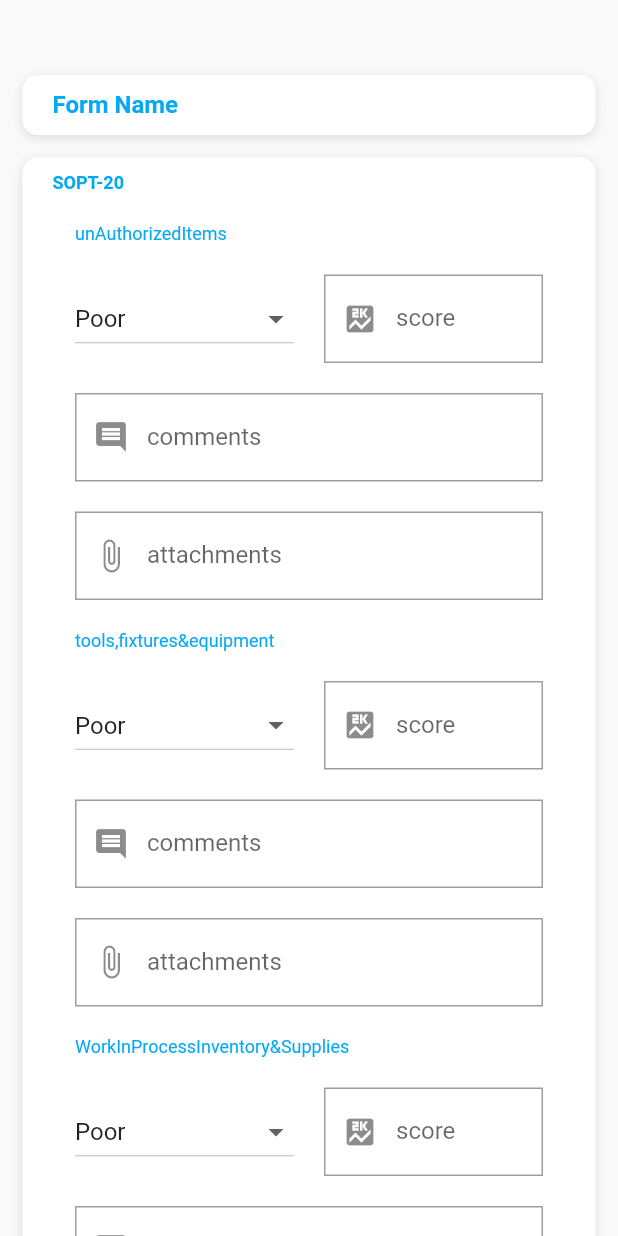
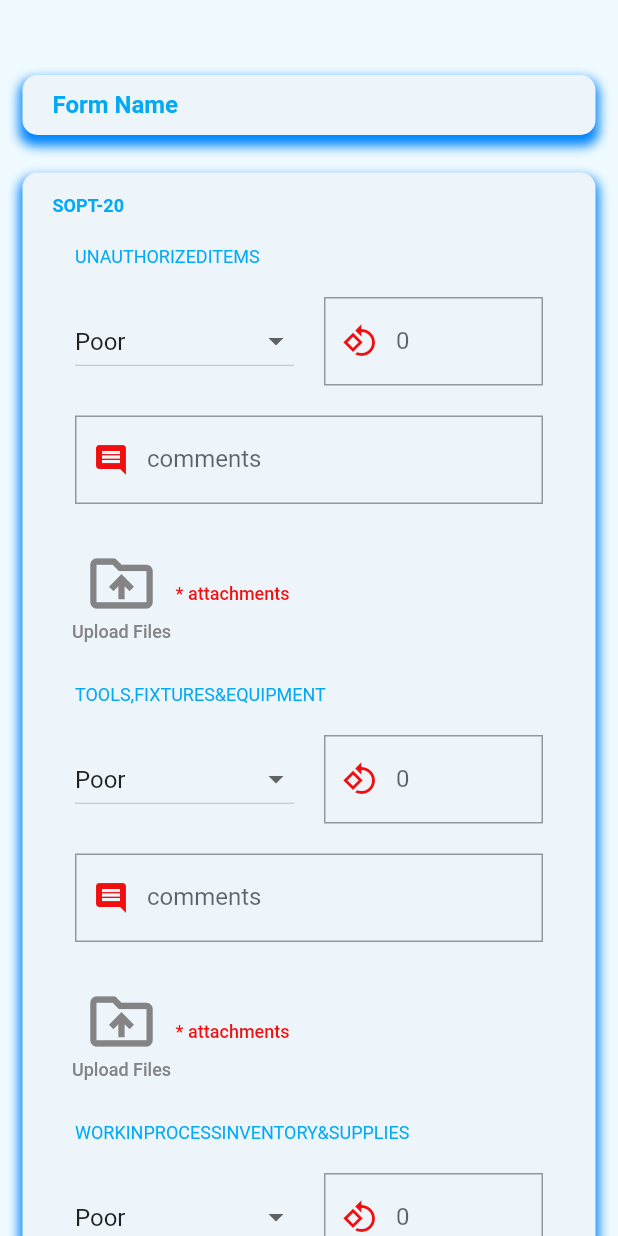
Before and after one commit to Ravishankarpi/AnyCollect, a Flutter app: the screen it shows after launch, on a phone screen of 412 x 824 dp. Run offline on Flutter 3.47's test engine with Material 2 defaults, Android fonts, the phone set to English and light mode, and no system bars; our stand-ins replace csv, fluttertoast, image_picker, pdf, sensors_plus, share_plus and 1 more; missing offline and left inert: excel, universal_html.

Commit message:
Just chekc -in

```diff
--- a/lib/controls/image_picker.dart
+++ b/lib/controls/image_picker.dart
@@ -23,9 +23,9 @@ SizedBox buildIconButton(icon, String iconName, MediaQueryData queryData, Functi
         children : <Widget>[
           Column(
           // Replace with a Row for horizontal icon + text
-          children: <Widget>[Icon(icon, size: 70,), Text(iconName, style: TextStyle(fontSize: 20))],
+          children: <Widget>[Icon(icon, size: 50, color: Color.fromARGB(255, 132, 131, 133),), Text(iconName, style: TextStyle(fontSize: 12, color: Color.fromARGB(255, 132, 131, 133)))],
         ),
-        Text(uploadedFileName.toLowerCase(), style: TextStyle(color: Colors.black, fontSize: 18 ),),
+        Text(" * "+uploadedFileName.toLowerCase(), style: TextStyle(color: Color.fromARGB(255, 240, 14, 14), fontSize: 12 ),),
         ],
       ),
     ),
--- a/lib/controls/textfield.dart
+++ b/lib/controls/textfield.dart
@@ -2,7 +2,7 @@
 
 
 
-  SizedBox buildTextField(icon, MediaQueryData queryData, Color fntColor , isDivided, {String name = ""}) {
+  SizedBox buildTextField(icon, MediaQueryData queryData, Color fntColor , isDivided , {String name = "", bool isReadOnly = false}) {
     double dropDownWidth = (queryData.size.width-100);
     int _value = 0;
     if(isDivided){
@@ -19,7 +19,9 @@
     return SizedBox(
       width: dropDownWidth,
       child: TextField(
+        readOnly: isReadOnly,
         decoration: InputDecoration(
+          prefixIconColor: Color.fromARGB(255, 240, 14, 14),
           prefixIcon: Icon(icon),
           labelText: name != "" ? name : null ,
           border: OutlineInputBorder(
--- a/lib/provider/service.dart
+++ b/lib/provider/service.dart
@@ -1,5 +1,7 @@
 import 'package:flutter/material.dart';
+import 'package:flutter_dev/model/formJson.dart';
 import 'package:flutter_dev/model/form_model.dart';
+import 'package:flutter_dev/model/ids.dart';
 import 'package:http/http.dart' as http;
 import 'dart:convert';
 
@@ -61,4 +63,24 @@ class BaseService extends ChangeNotifier {
     return await http
         .get(Uri.parse('https://jsonplaceholder.typicode.com/albums/1'));
   }
+
+  IndexOfJsonId findIndex(AnyCollect anyCollect, JsonId jsonid) {
+  // ignore: unrelated_type_equality_checks
+  int secId;
+  int grpId;
+  int fieId;
+  int optId;
+  secId = anyCollect.anyCollectForms[0].formData.sections
+      .indexWhere((element) => element.sectionId == jsonid.sectionId);
+  grpId = anyCollect.anyCollectForms[0].formData.sections[secId].groups
+      .indexWhere((element) => element.groupId == jsonid.groupId);
+  fieId = anyCollect
+      .anyCollectForms[0].formData.sections[secId].groups[grpId].groupFields
+      .indexWhere((element) => element.id == jsonid.fieldId);
+  optId = anyCollect.anyCollectForms[0].formData.sections[secId].groups[grpId]
+      .groupFields[fieId].options
+      .indexWhere((element) => element.id == jsonid.value);
+  return new IndexOfJsonId(
+      sectionIds: secId, groupsIds: grpId, fieldIds: fieId, optionIds: optId);
 }
+}
--- a/lib/screens/dynamicForm.dart
+++ b/lib/screens/dynamicForm.dart
@@ -1,15 +1,19 @@
 
  import 'dart:convert';
+import 'dart:io';
 
 import 'package:flutter/material.dart';
 import 'package:flutter_dev/controls/dropdown.dart';
+import 'package:flutter_dev/controls/image_picker.dart';
 import 'package:flutter_dev/controls/label.dart';
 import 'package:flutter_dev/controls/textfield.dart';
 import 'package:flutter_dev/controls/verticalSplit.dart';
 import 'package:flutter_dev/model/dropdown_model.dart';
 import 'package:flutter_dev/model/formJson.dart';
 import 'package:flutter_dev/model/ids.dart';
+import 'package:flutter_dev/provider/service.dart';
 import 'package:flutter_dev/utils/constants.dart';
+import 'package:image_picker/image_picker.dart';
 
 class DynamiceForm extends StatefulWidget {
    const DynamiceForm ({ Key key }) : super(key: key);
@@ -29,6 +33,8 @@ class DynamiceForm extends StatefulWidget {
    int i;
    List<Container> testt;
    List<DropDownOptions> dropDownFieldsOptions = [];
+  final BaseService _bs = BaseService();
+
    @override
   void initState() {
     // TODO: implement initState
@@ -48,7 +54,9 @@ class DynamiceForm extends StatefulWidget {
 
 
         return Scaffold(
-     body: SingleChildScrollView(
+     body: Container(
+       color: Color.fromARGB(248, 239, 250, 255),
+       child: SingleChildScrollView(
          child: Center(
               child: Column(
                 crossAxisAlignment: CrossAxisAlignment.start,
@@ -78,6 +86,7 @@ class DynamiceForm extends StatefulWidget {
               )
             ),
        ),
+     ),
    );
    }
 
@@ -94,6 +103,15 @@ class DynamiceForm extends StatefulWidget {
     setState(() {
         dropDownFieldsOptions[index].value = value;
     });
+    }
+
+    onChangeUploadButton (XFile imagePicker){
+  if(imagePicker != null){
+        final bytes = File(imagePicker.path).readAsBytesSync().lengthInBytes;
+       imagePicker.name;
+    setState(() {
+    });
+    }
   }
 
 
@@ -132,20 +150,20 @@ class DynamiceForm extends StatefulWidget {
       sectionFields =  masterSections.fields;
       // numnber of groups and groups name
       sectionGroups =  masterSections.groups;
-          var test =  Container(
+        returnSection.add(SizedBox(height: 20,));
+        returnSection.add( Container(
           decoration: rBoxDecorationStyles,
           width: queryData.size.width - 30,
           child: Column(
             children: <Widget> [
-                      SizedBox(height: 10,),
+                      SizedBox(height: 15,),
                       getSectionData(masterSections, queryData),
                       getGroupFields(masterSections, sectionGroups, queryData),
 
             ],
           ),
-        );
-        returnSection.add(SizedBox(height: 10,));
-        returnSection.add(test);
+        ));
+
     });
     // return returnSection;
   });
@@ -159,7 +177,7 @@ class DynamiceForm extends StatefulWidget {
     returnWidgets = [];
     sectionGroups.asMap().forEach((key,Groups groupRes) {
         returnWidgets.add(SizedBox(height: 20,));
-        returnWidgets.add( buildText(queryData, FontWeight.normal,Colors.lightBlue,  12,groupRes.groupName, alignmentType: "groups"),);
+        returnWidgets.add( buildText(queryData, FontWeight.normal,Colors.lightBlue,  12,groupRes.groupName.toUpperCase(), alignmentType: "groups"),);
     groupRes.groupFields.asMap().forEach((key, groupsFieldRes) {
        if(
          key == 0
@@ -169,7 +187,24 @@ class DynamiceForm extends StatefulWidget {
     }
     else if(
       key == 1
-    ) verticalSplitSection.add(buildTextField(Icons.score, queryData,Colors.lightBlue, true, name:groupsFieldRes.label));
+    )
+    {
+      if(groupsFieldRes.type == "calculated"){
+        groupsFieldRes.actionDetails.actionType;
+        groupsFieldRes.actionDetails.copyFromFieldId;
+        IndexOfJsonId indexOfJsonId = _bs.findIndex(anyCollectJsonString, jsonId);
+        var score;
+        ActionDetails actionDetails;
+        var index = dropDownFieldsOptions.indexWhere((element) => element.indexOfJsonId.fieldIds == indexOfJsonId.fieldIds && element.indexOfJsonId.groupsIds == indexOfJsonId.groupsIds && element.indexOfJsonId.sectionIds == indexOfJsonId.sectionIds && element.indexOfJsonId.optionIds == indexOfJsonId.optionIds);
+        var dropDownValue = dropDownFieldsOptions[index].value;
+
+        score = anyCollectJsonString.anyCollectForms[0].formData.sections[indexOfJsonId.sectionIds].groups[indexOfJsonId.groupsIds].groupFields[indexOfJsonId.fieldIds].options.indexWhere((element) => element.id == dropDownValue +1);
+        score =  anyCollectJsonString.anyCollectForms[0].formData.sections[indexOfJsonId.sectionIds].groups[indexOfJsonId.groupsIds].groupFields[indexOfJsonId.fieldIds].options[score].value;
+
+        verticalSplitSection.add(buildTextField(Icons.rotate_90_degrees_ccw, queryData,Colors.lightBlue, true, name:score.toString(), isReadOnly: true));
+      }
+      //verticalSplitSection.add(buildTextField(Icons.score, queryData,Colors.lightBlue, true, name:groupsFieldRes.label));
+    }
     if(verticalSplitSection.length == 2){
     returnWidgets.add(SizedBox(height: 20,));
     returnWidgets.add(buildVerticalSplit(queryData,verticalSplitSection[0],verticalSplitSection[1]));
@@ -179,8 +214,15 @@ class DynamiceForm extends StatefulWidget {
       returnWidgets.add(SizedBox(height: 20,));
       if(groupsFieldRes.type == "textArea")
     returnWidgets.add(buildTextField(Icons.comment, queryData,Colors.lightBlue, false, name:groupsFieldRes.label));
-      else
-    returnWidgets.add(buildTextField(Icons.attach_file_outlined, queryData,Colors.lightBlue, false, name:groupsFieldRes.label));
+       if(groupsFieldRes.id == "attachmentId"){
+         //temp
+         groupsFieldRes.type = "attachment";
+    returnWidgets.add(buildIconButton(Icons.drive_folder_upload_outlined, "Upload Files", queryData, onChangeUploadButton, groupsFieldRes.label,  ImageSource.gallery),
+);
+
+       }
+
+
 
     }
     });
@@ -223,7 +265,7 @@ class DynamiceForm extends StatefulWidget {
   //   }
 
   SizedBox getSectionData(masterSections, MediaQueryData queryData){
-     return buildText(queryData, FontWeight.bold, Colors.lightBlue, 12,masterSections.sectionName, alignmentType: "sections");
+     return buildText(queryData, FontWeight.bold, Colors.lightBlue, 12,masterSections.sectionName.toString().toUpperCase(), alignmentType: "sections");
   }
 
  }
--- a/lib/utils/constants.dart
+++ b/lib/utils/constants.dart
@@ -16,20 +16,22 @@ final rBoxDecorationStyle = BoxDecoration(
   borderRadius: BorderRadius.circular(10.0),
   boxShadow: [
     BoxShadow(
-      color: Colors.black12,
+      color: Color.fromARGB(255, 0, 132, 255),
       blurRadius: 6.0,
+      spreadRadius : 2.0,
       offset: Offset(0, 2),
     ),
   ],
 );
 final rBoxDecorationStyles = BoxDecoration(
-  color: Colors.white,
+  color: Color.fromARGB(255, 237, 245, 251),
   borderRadius: BorderRadius.circular(10),
   boxShadow: [
     BoxShadow(
-      color: Colors.black12,
+      color: Color.fromARGB(255, 0, 132, 255),
       blurRadius: 6.0,
-      offset: Offset(0, 2),
+      spreadRadius : 2.0,
+      offset: Offset(0, 5),
     ),
   ],
 );
```
Lines whose indentation alone changed are shown as unchanged.
